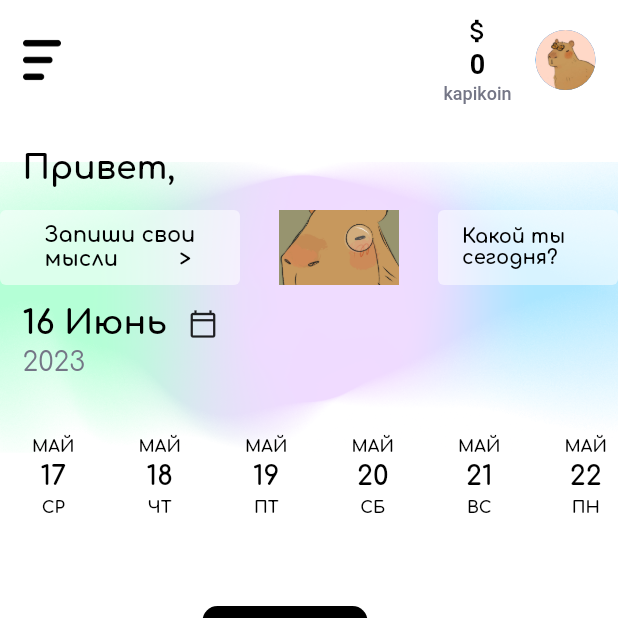
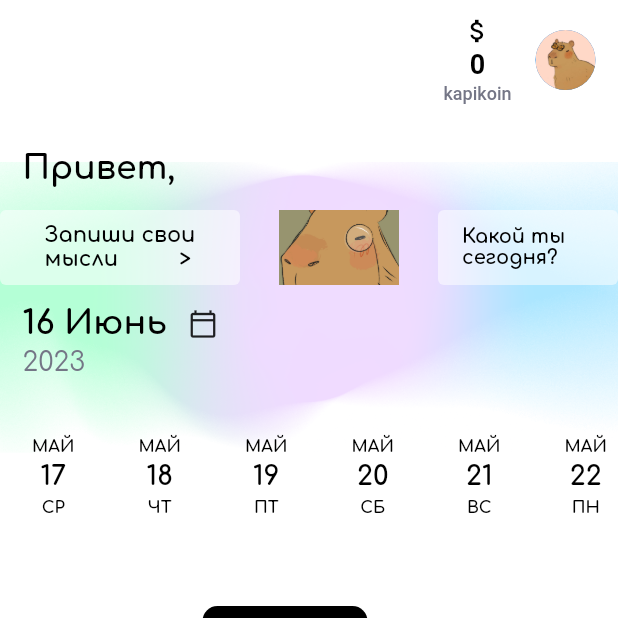
Before and after one commit to Kysska/Tasky_Flutter, a Flutter app: the Bar screen opened directly with empty values, after a tap on "Задачи", on a phone screen of 412 x 824 dp, the top half of it. Run offline on Flutter 3.47's test engine with Material 2 defaults, Android fonts, the phone set to English and light mode, and no system bars; drawn by our look-alikes of date_picker_timeline, google_nav_bar; our stand-ins replace awesome_notifications, cloud_firestore, firebase_core, firebase_storage, fl_chart, flutter_tags and 8 more; missing offline and left inert: bcrypt, dart:ffi, flutter_quill; accounts and stored records are empty.

Commit message:
mini-fix 17.06/01

```diff
--- a/lib/main.dart
+++ b/lib/main.dart
@@ -14,7 +14,6 @@ import 'package:tasky_flutter/presentation/home.dart';
 import 'package:tasky_flutter/presentation/note.dart';
 import 'package:tasky_flutter/presentation/person.dart';
 import 'package:tasky_flutter/presentation/signin.dart';
-import 'package:tasky_flutter/vidgets/options.dart';
 
 import 'data/userdatabase.dart';
 import 'firebase_options.dart';
@@ -112,20 +111,6 @@ class _BottomBarState extends State<Bar> {
         toolbarHeight: 80,
         backgroundColor: Colors.white,
         elevation: 0,
-        leading: Builder(
-          builder: (BuildContext context) {
-            return IconButton(
-              icon: Image.asset(
-                'images/options.png',
-                width: 30,
-                height: 30,
-              ),
-              onPressed: () {
-                Scaffold.of(context).openDrawer();
-              },
-            );
-          },
-        ),
         actions: [
           Padding(
             padding: const EdgeInsets.only(right: 15),
@@ -173,7 +158,6 @@ class _BottomBarState extends State<Bar> {
           ],
         ),
       ),
-      drawer: SettingsMenu(),
       body:
       Container(
         decoration: const BoxDecoration(
--- a/lib/vidgets/emotional_selection.dart
+++ b/lib/vidgets/emotional_selection.dart
@@ -232,19 +232,22 @@ class _EmotionSelectionState extends State<EmotionSelection> {
                 visible: isEmotionVisible,
                 child: Padding(
                   padding: const EdgeInsets.only(top: 6, left: 10.0),
-                  child: ButtonBar(
+                  child: LayoutBuilder(
+                    builder: (BuildContext context, BoxConstraints constraints) {
+                      double containerWidth = constraints.maxWidth / 6;
+                      return ButtonBar(
                         alignment: MainAxisAlignment.spaceEvenly,
                         buttonPadding: const EdgeInsets.only(right: 2),
                         children: [
                           GestureDetector(
-                        onTap: () async{
+                            onTap: () async {
                               setState(() {
                                 emotionalKapibara = 0;
                               });
                               await mMood.add(formattedDate, 1);
                             },
                             child: Container(
-                          width: 72,
+                              width: containerWidth,
                               height: 60,
                               decoration: BoxDecoration(
                                 image: DecorationImage(
@@ -255,14 +258,14 @@ class _EmotionSelectionState extends State<EmotionSelection> {
                             ),
                           ),
                           GestureDetector(
-                        onTap: () async{
+                            onTap: () async {
                               setState(() {
                                 emotionalKapibara = 1;
                               });
                               await mMood.add(formattedDate, 2);
                             },
                             child: Container(
-                          width: 72,
+                              width: containerWidth,
                               height: 60,
                               decoration: BoxDecoration(
                                 image: DecorationImage(
@@ -273,14 +276,14 @@ class _EmotionSelectionState extends State<EmotionSelection> {
                             ),
                           ),
                           GestureDetector(
-                        onTap: () async{
+                            onTap: () async {
                               setState(() {
                                 emotionalKapibara = 2;
                               });
                               await mMood.add(formattedDate, 3);
                             },
                             child: Container(
-                          width: 72,
+                              width: containerWidth,
                               height: 60,
                               decoration: BoxDecoration(
                                 image: DecorationImage(
@@ -291,14 +294,14 @@ class _EmotionSelectionState extends State<EmotionSelection> {
                             ),
                           ),
                           GestureDetector(
-                        onTap: () async{
+                            onTap: () async {
                               setState(() {
                                 emotionalKapibara = 3;
                               });
                               await mMood.add(formattedDate, 4);
                             },
                             child: Container(
-                          width: 72,
+                              width: containerWidth,
                               height: 60,
                               decoration: BoxDecoration(
                                 image: DecorationImage(
@@ -309,14 +312,14 @@ class _EmotionSelectionState extends State<EmotionSelection> {
                             ),
                           ),
                           GestureDetector(
-                        onTap: () async{
+                            onTap: () async {
                               setState(() {
                                 emotionalKapibara = 4;
                               });
                               await mMood.add(formattedDate, 5);
                             },
                             child: Container(
-                          width: 72,
+                              width: containerWidth,
                               height: 60,
                               decoration: BoxDecoration(
                                 image: DecorationImage(
@@ -327,6 +330,8 @@ class _EmotionSelectionState extends State<EmotionSelection> {
                             ),
                           ),
                         ],
+                      );
+                    },
                   ),
                 ),
               ),
```
Lines whose indentation alone changed are shown as unchanged.
